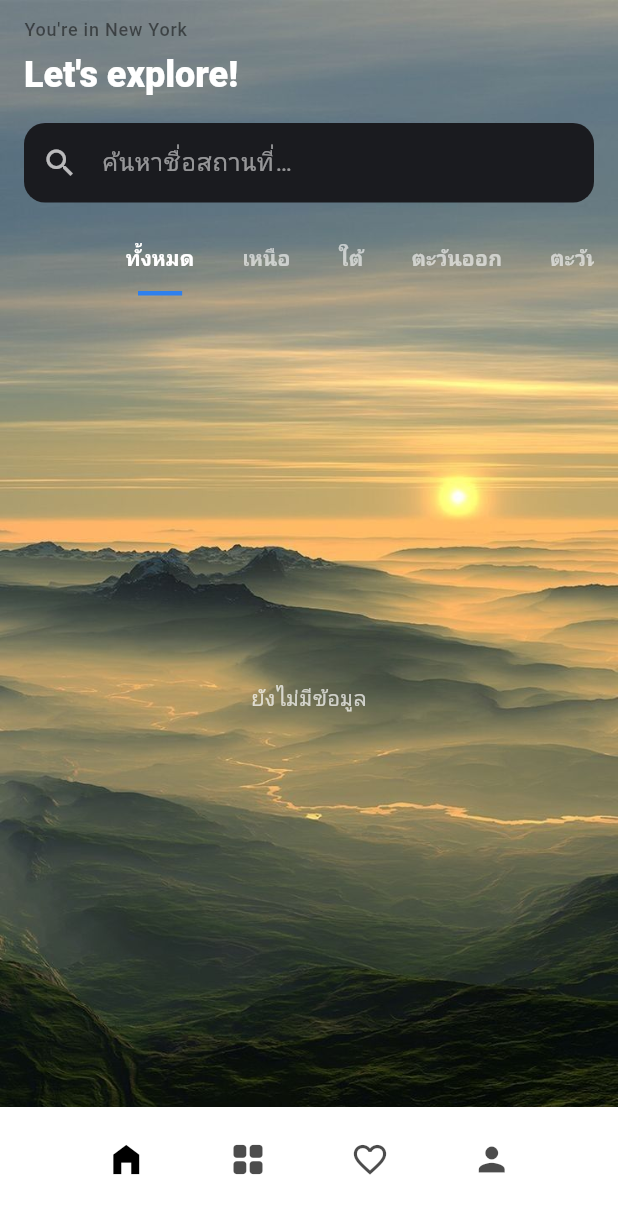
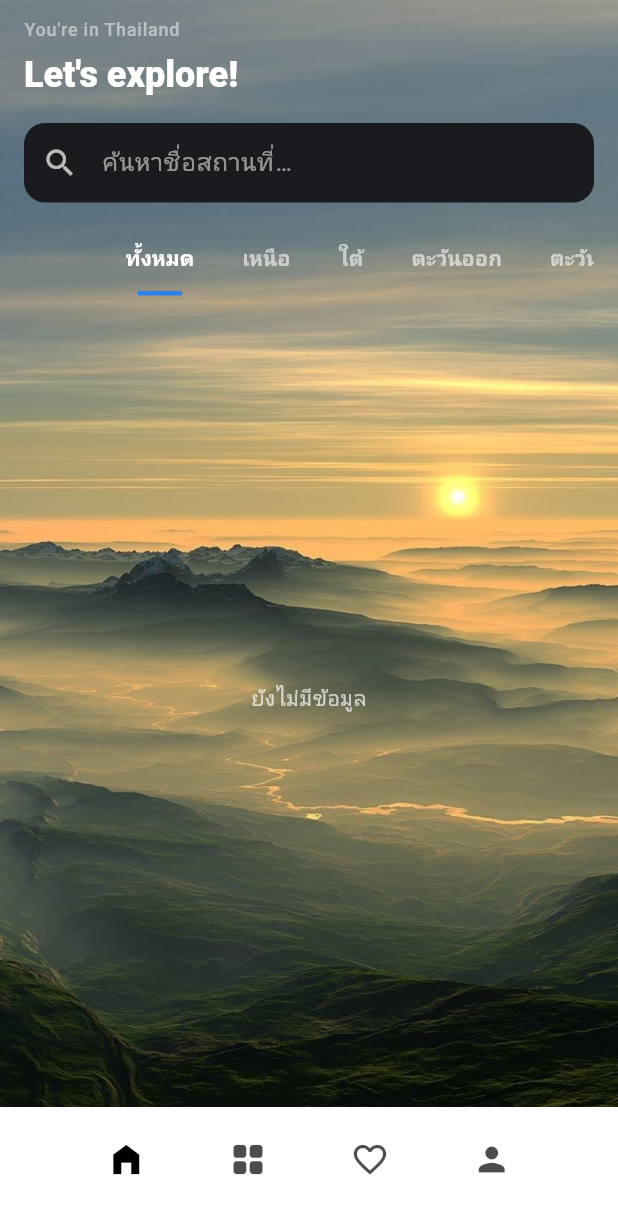
Before and after one commit to Tanongsak-BKK/project_app, a Flutter app: the screen it shows once a user with an empty profile is signed in, on a phone screen of 412 x 824 dp. Shown: the top 1214 px of the screen. Run offline on Flutter 3.47's test engine with Material 3 defaults, Android fonts, the phone set to English and light mode, and no system bars; our stand-ins replace cloud_firestore, device_preview, firebase_auth, firebase_core, geocoding, geolocator and 4 more; accounts and stored records are empty; project files that could hold a hidden picture were left out.

Commit message:
edit color homescreen

```diff
--- a/lib/screen/home_screen.dart
+++ b/lib/screen/home_screen.dart
@@ -68,9 +68,9 @@ class _HomeScreenState extends State<HomeScreen> {
                             Opacity(
                               opacity: .7,
                               child: Text(
-                                "You're in New York",
+                                "You're in Thailand",
                                 style: theme.textTheme.labelMedium?.copyWith(
-                                  color: const Color.fromARGB(179, 0, 0, 0),
+                                  color: const Color.fromARGB(179, 255, 255, 255),
                                 ),
                               ),
                             ),
```
